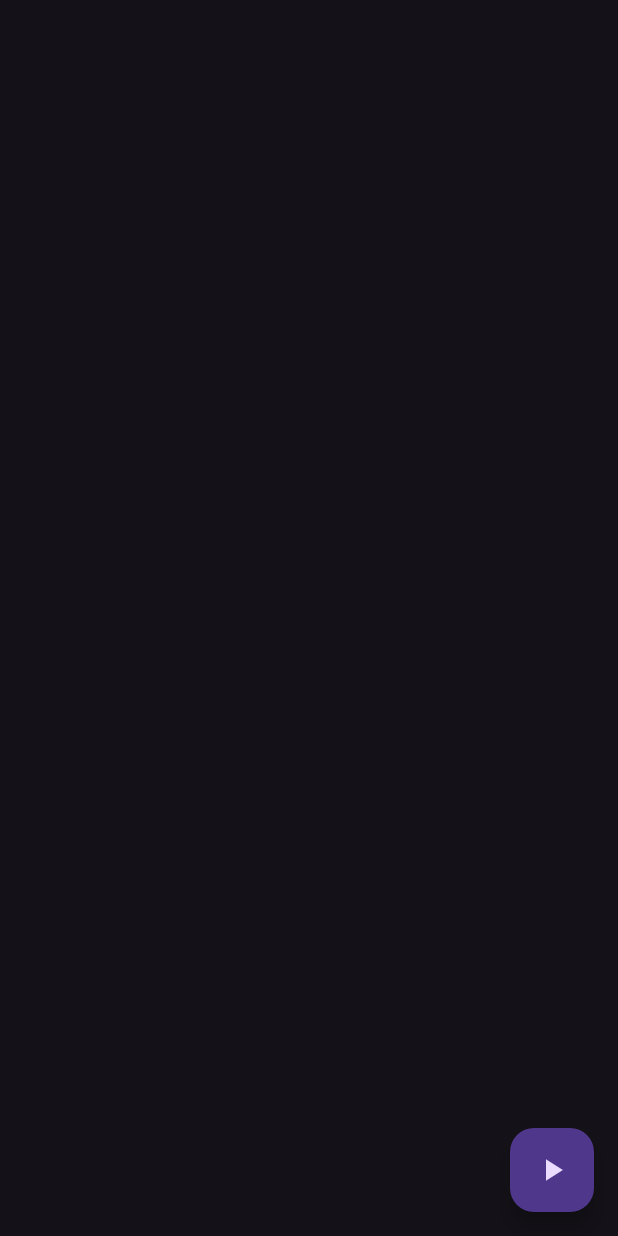
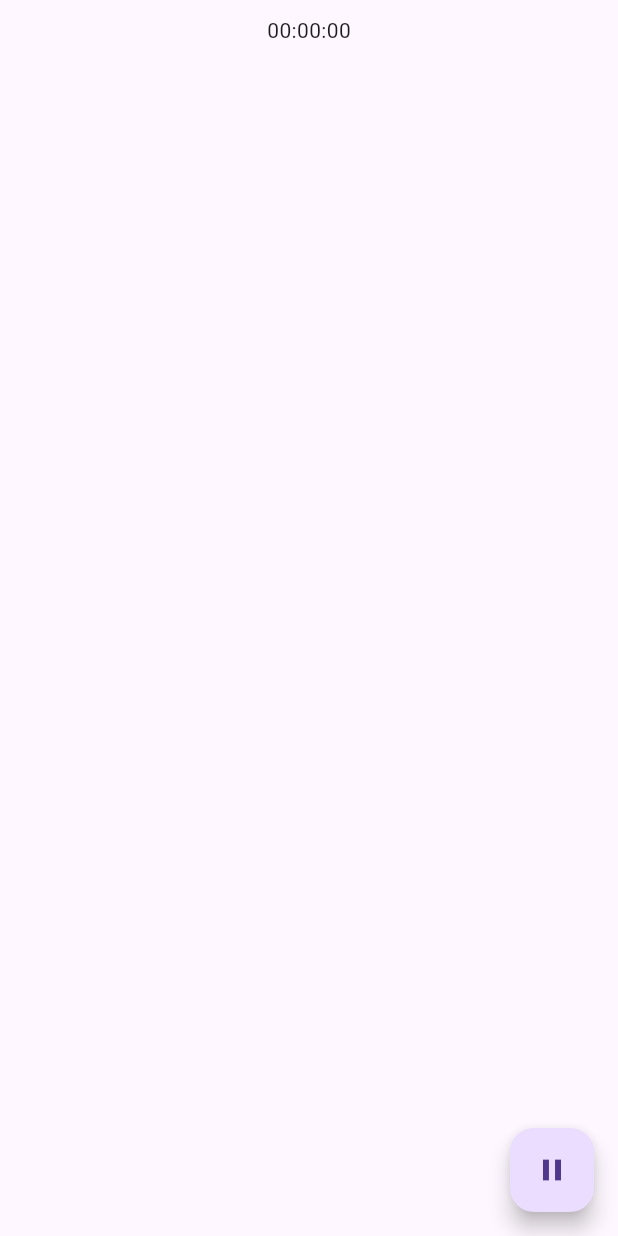
Before and after one commit to CerberusProgrammer/stopwatch, a Flutter app: the screen it shows after launch, after a tap on the "play arrow" icon, on a phone screen of 412 x 824 dp. Run offline on Flutter 3.47's test engine with Material 2 defaults, Android fonts, the phone set to English and light mode, and no system bars; our stand-ins replace stop_watch_timer.

```diff
--- a/lib/home.dart
+++ b/lib/home.dart
@@ -1,4 +1,5 @@
 import 'package:flutter/material.dart';
+import 'package:stop_watch_timer/stop_watch_timer.dart';
 
 class Home extends StatefulWidget {
   const Home({super.key});
@@ -8,6 +9,12 @@ class Home extends StatefulWidget {
 }
 
 class _Home extends State<Home> {
+  final StopWatchTimer stopwatch = StopWatchTimer(
+    mode: StopWatchMode.countUp,
+  );
+
+  bool onPlay = false;
+
   @override
   Widget build(BuildContext context) {
     return Scaffold(
@@ -15,12 +22,33 @@ class _Home extends State<Home> {
           padding: const EdgeInsets.all(10),
           child: Center(
               child: Column(
-            children: [],
+            children: const [
+              Center(
+                child: Text('00:00:00'),
+              ),
+            ],
           )),
         ),
-        floatingActionButton: FloatingActionButton(
-          onPressed: () {},
-          child: const Icon(Icons.play_arrow),
-        ));
+        floatingActionButton: playAnimationButton(onPlay));
   }
+
+  FloatingActionButton playAnimationButton(bool onPlay) {
+    return FloatingActionButton(
+      tooltip: 'Start',
+      onPressed: () {
+        setState(() {
+          if (onPlay) {
+            this.onPlay = false;
+          } else {
+            this.onPlay = true;
+          }
+        });
+      },
+      child: Icon(onPlay ? Icons.pause : Icons.play_arrow),
+    );
+  }
+
+  void startTimer() {}
+
+  void stopTimer() {}
 }
--- a/lib/main.dart
+++ b/lib/main.dart
@@ -5,7 +5,7 @@ import 'home.dart';
 void main() {
   runApp(MaterialApp(
     debugShowCheckedModeBanner: false,
-    theme: ThemeData.dark(useMaterial3: true),
+    theme: ThemeData.light(useMaterial3: true),
     title: 'Stop Watch',
     home: const Home(),
   ));
--- a/pubspec.yaml
+++ b/pubspec.yaml
@@ -36,6 +36,7 @@ dependencies:
   # The following adds the Cupertino Icons font to your application.
   # Use with the CupertinoIcons class for iOS style icons.
   cupertino_icons: ^1.0.2
+  stop_watch_timer: ^2.0.0
 
 dev_dependencies:
   flutter_test:
```
Also changed, not shown: pubspec.lock, 1 other file.
